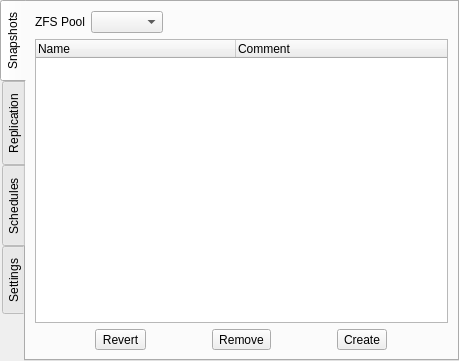
The window that src-qt5/gui_client/pages/page_lp.ui (trueos/sysadm-ui-qt) describes before a commit, drawn with Qt 5.
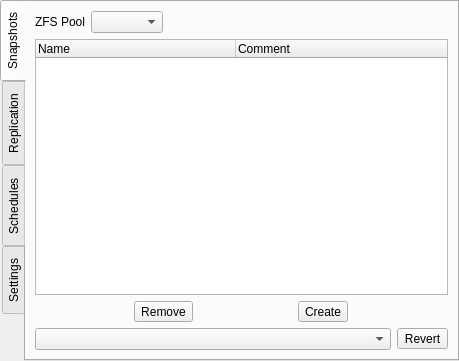
The same window after the commit. Icons and pictures are not drawn.

Commit message: Finish up the rest of the LP snapshot page.

Patch:
```diff
--- a/src-qt5/gui_client/pages/page_lp.ui
+++ b/src-qt5/gui_client/pages/page_lp.ui
@@ -99,20 +99,6 @@
        </item>
        <item>
         <layout class="QHBoxLayout" name="horizontalLayout_2">
-         <item>
-          <widget class="QToolButton" name="tool_snap_revert">
-           <property name="text">
-            <string>Revert</string>
-           </property>
-           <property name="icon">
-            <iconset resource="../../icons/icons.qrc">
-             <normaloff>:/icons/black/arrow-left-curved-down.svg</normaloff>:/icons/black/arrow-left-curved-down.svg</iconset>
-           </property>
-           <property name="toolButtonStyle">
-            <enum>Qt::ToolButtonTextBesideIcon</enum>
-           </property>
-          </widget>
-         </item>
          <item>
           <widget class="QToolButton" name="tool_snap_remove">
            <property name="text">
@@ -143,6 +129,30 @@
          </item>
         </layout>
        </item>
+       <item>
+        <layout class="QHBoxLayout" name="horizontalLayout_5">
+         <item>
+          <widget class="QComboBox" name="combo_snap_dataset"/>
+         </item>
+         <item>
+          <widget class="QToolButton" name="tool_snap_revert">
+           <property name="text">
+            <string>Revert</string>
+           </property>
+           <property name="icon">
+            <iconset resource="../../icons/icons.qrc">
+             <normaloff>:/icons/black/arrow-left-curved-down.svg</normaloff>:/icons/black/arrow-left-curved-down.svg</iconset>
+           </property>
+           <property name="popupMode">
+            <enum>QToolButton::DelayedPopup</enum>
+           </property>
+           <property name="toolButtonStyle">
+            <enum>Qt::ToolButtonTextBesideIcon</enum>
+           </property>
+          </widget>
+         </item>
+        </layout>
+       </item>
       </layout>
      </widget>
      <widget class="QWidget" name="tab_replication">
```
The commit also changes 2 other files.
